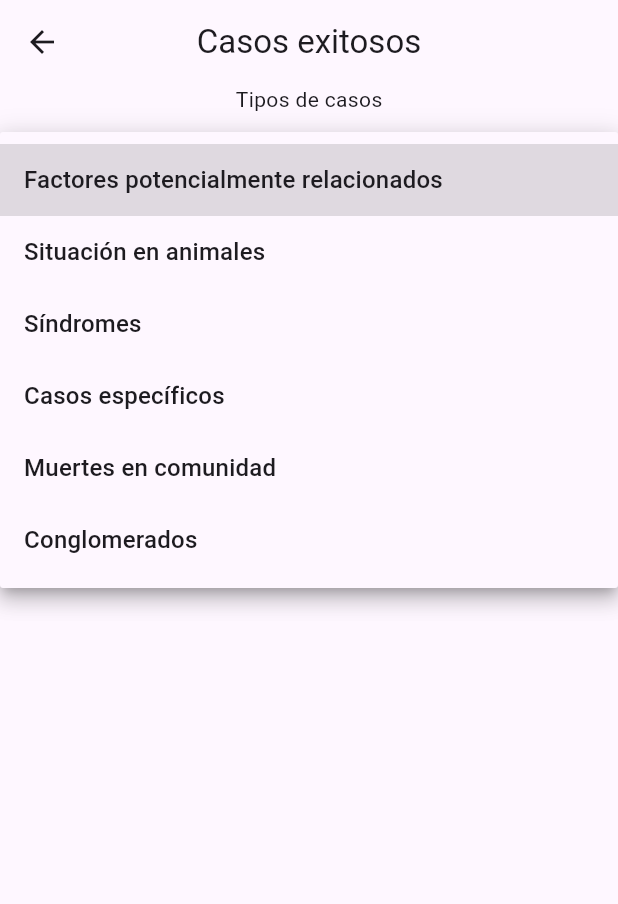
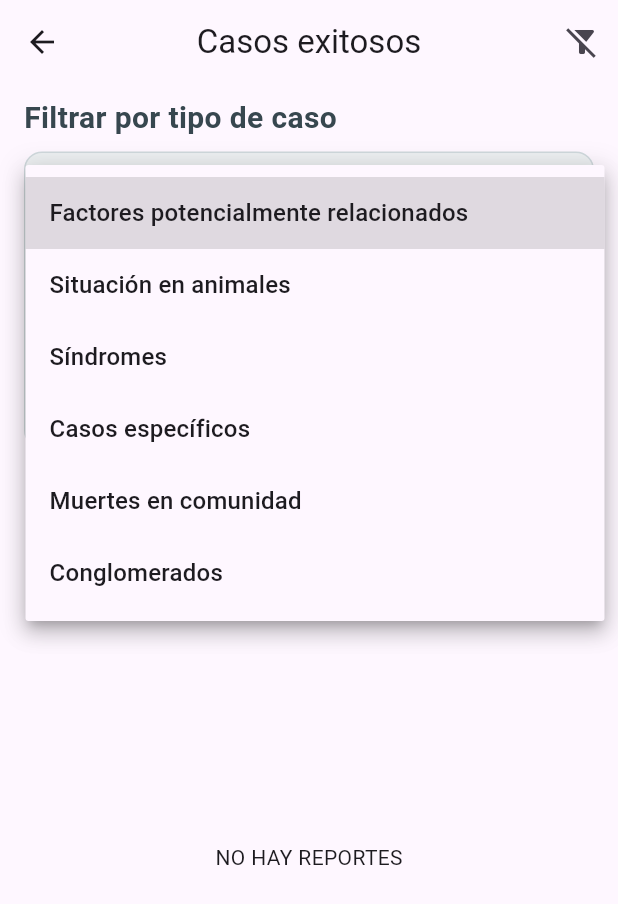
Before and after one commit to QCarlos-02/Sivigila, a Flutter app: the Casosexitosos screen opened directly, after a tap on "Categoría", on a phone screen of 412 x 824 dp. Shown: the top 904 px of the screen. Run offline on Flutter 3.47's test engine with Material 3 defaults, Android fonts, the phone set to English and light mode, and no system bars; our stand-ins replace cloud_firestore, firebase_auth, firebase_core, get, get_storage; accounts and stored records are empty.

Commit message:
Muestra todo los casos, y añadiendo registro de roles en lideres

```diff
--- a/lib/Admin/pages/Casosexitosos.dart
+++ b/lib/Admin/pages/Casosexitosos.dart
@@ -1,5 +1,8 @@
 import 'package:flutter/material.dart';
+import 'package:get/get.dart';
 import 'package:sivigila/Admin/Widgets/categorias.dart';
+import 'package:sivigila/Admin/Widgets/listaReportes.dart';
+import 'package:sivigila/Admin/controllers/reporteController.dart';
 
 class Casosexitosos extends StatefulWidget {
   const Casosexitosos({super.key});
@@ -9,6 +12,35 @@ class Casosexitosos extends StatefulWidget {
 }
 
 class _CasosexitososState extends State<Casosexitosos> {
+  final Reportecontroller reporteController = Get.find();
+
+  String? categoriaSeleccionada;
+  String? subcategoriaSeleccionada;
+  String? subsubcategoriaSeleccionada;
+
+  @override
+  void initState() {
+    super.initState();
+    reporteController.consultarReportesPorEstado("Exitoso");
+  }
+
+  void aplicarFiltros() {
+    reporteController.filtrarReportes(
+      categoria: categoriaSeleccionada,
+      subcategoria: subcategoriaSeleccionada,
+      subsubcategoria: subsubcategoriaSeleccionada,
+    );
+  }
+
+  void limpiarFiltros() {
+    setState(() {
+      categoriaSeleccionada = null;
+      subcategoriaSeleccionada = null;
+      subsubcategoriaSeleccionada = null;
+    });
+    reporteController.limpiarFiltros();
+  }
+
   @override
   Widget build(BuildContext context) {
     return Scaffold(
@@ -17,36 +49,68 @@ class _CasosexitososState extends State<Casosexitosos> {
             "Casos exitosos",
           ),
           centerTitle: true,
+          actions: [
+            IconButton(
+              onPressed: limpiarFiltros,
+              icon: const Icon(Icons.filter_alt_off),
+              tooltip: 'Limpiar filtros',
+            )
+          ],
         ),
-      body: Center(
-        child: Column(
+        body: Column(
+          crossAxisAlignment: CrossAxisAlignment.start,
           children: [
-            const Text("Tipos de casos"),
-            const SizedBox(
-              height: 20,
+            // Encabezado de filtro
+            Padding(
+              padding:
+                  const EdgeInsets.symmetric(horizontal: 16.0, vertical: 8.0),
+              child: Text(
+                "Filtrar por tipo de caso",
+                style: TextStyle(
+                  fontSize: 20,
+                  fontWeight: FontWeight.bold,
+                  color: Colors.blueGrey[800],
                 ),
-            CategoriaSubcategoriaWidget(
+              ),
+            ),
+
+            // Contenedor de Filtros
+            Padding(
+              padding: const EdgeInsets.symmetric(horizontal: 16.0),
+              child: Container(
+                padding: const EdgeInsets.all(16.0),
+                decoration: BoxDecoration(
+                  color: Colors.blueGrey[50],
+                  borderRadius: BorderRadius.circular(12.0),
+                  border: Border.all(color: Colors.blueGrey[100]!),
+                ),
+                child: CategoriaSubcategoriaWidget(
                   onSelectionChanged: (String? categoria, String? subcategoria,
                       String? subsubcategoria) {
-                if (categoria == null &&
-                    subcategoria == null &&
-                    subsubcategoria == null) {
-                  // Mostrar todos los casos
-                } else {
-                  // Filtrar los casos por categoría, subcategoría y sub-subcategoría
-                  print(categoria);
-                  print(subcategoria);
-                  print(subsubcategoria);
-                }
+                    setState(() {
+                      categoriaSeleccionada = categoria;
+                      subcategoriaSeleccionada = subcategoria;
+                      subsubcategoriaSeleccionada = subsubcategoria;
+                    });
+                    aplicarFiltros();
                   },
                 ),
-            const SizedBox(
-              height: 30,
-            ),
-            const Text("LISTA DE CASOS"),
-          ],
               ),
             ),
-    );
+
+            // Espacio entre los filtros y la lista de reportes
+            const SizedBox(height: 20),
+
+            // Lista de reportes filtrados
+            Expanded(
+              child: Padding(
+                padding: const EdgeInsets.symmetric(horizontal: 16.0),
+                child: Reportes(
+                  estado: 'Exitoso',
+                ),
+              ),
+            ),
+          ],
+        ));
   }
 }
```
Also changed, not shown: lib/Admin/pages/CasosFallidos.dart (+87 -20 lines), lib/Admin/pages/RegistroUsuario.dart (+33 -3 lines). Lines whose indentation alone changed are shown as unchanged.
